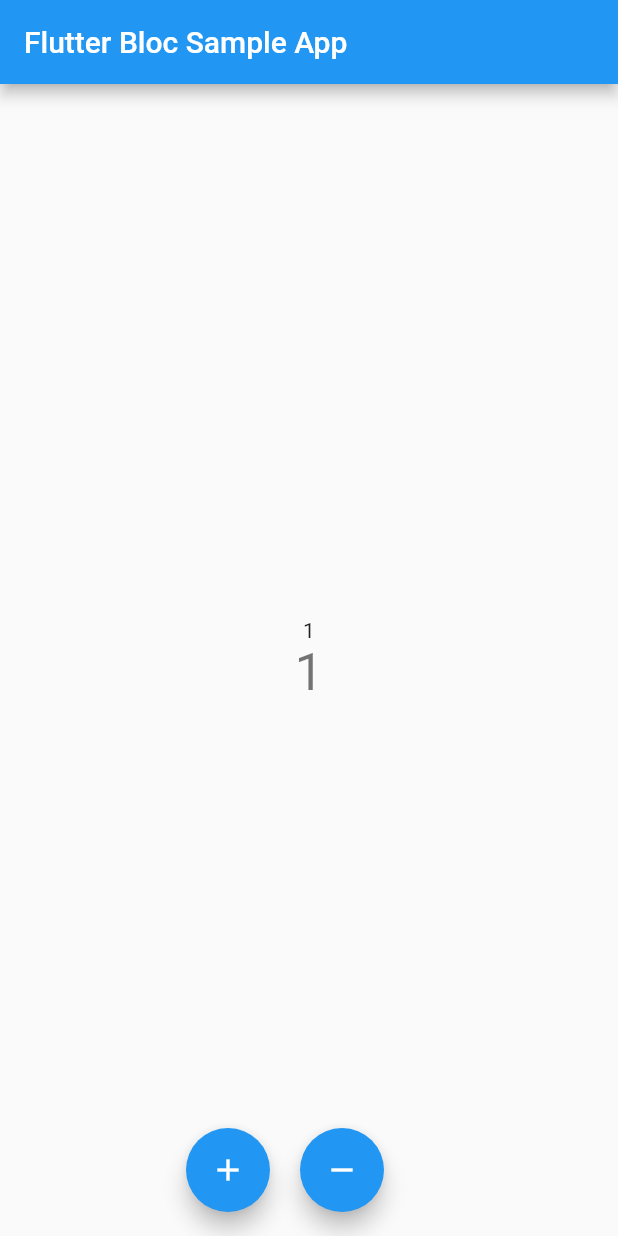
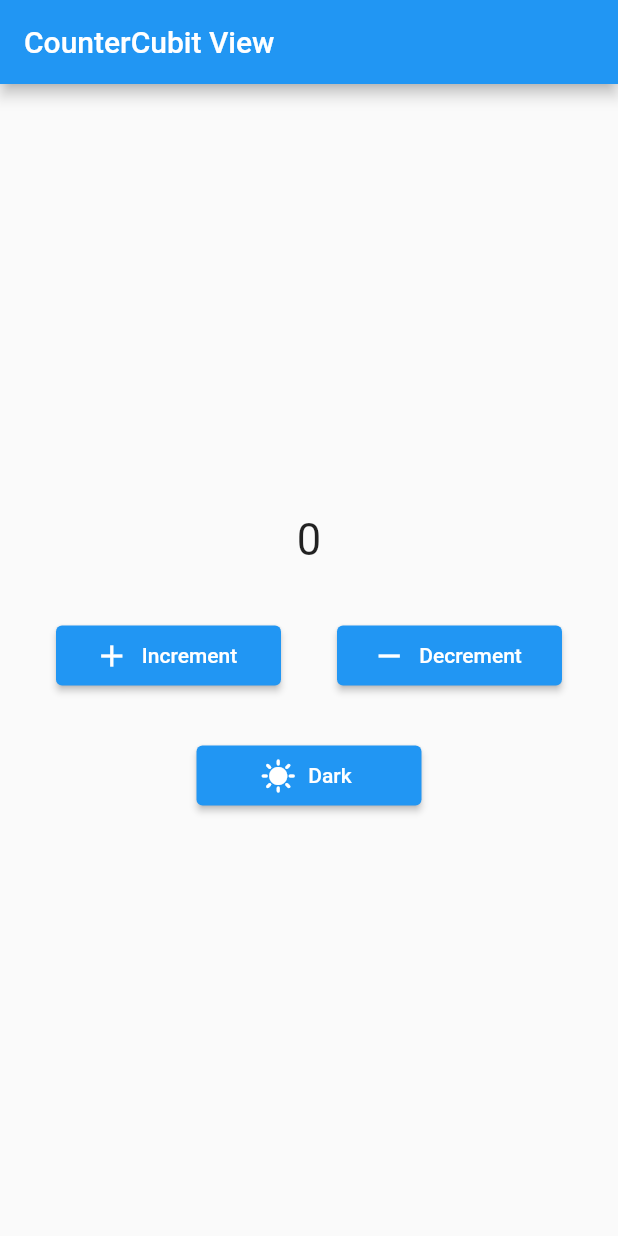
Before and after one commit to anivkuttan/Bloc, a Flutter app: the screen it shows after launch, on a phone screen of 412 x 824 dp. Run offline on Flutter 3.47's test engine with Material 2 defaults, Android fonts, the phone set to English and light mode, and no system bars; our stand-ins replace bloc, flutter_bloc.

Commit message:
Counter Cubit And Theme Added

```diff
--- /dev/null
+++ b/lib/cubit/Counter_Cubit/counter_cubit_view.dart
@@ -0,0 +1,79 @@
+import 'package:bloc_sample/cubit/Counter_Cubit/theme_cubit_cubit.dart';
+import 'package:flutter/material.dart';
+import 'package:flutter_bloc/flutter_bloc.dart';
+
+class CounterCubitView extends StatefulWidget {
+  const CounterCubitView({Key? key}) : super(key: key);
+
+  @override
+  State<CounterCubitView> createState() => _CounterCubitViewState();
+}
+
+class _CounterCubitViewState extends State<CounterCubitView> {
+  @override
+  Widget build(BuildContext context) {
+    return Scaffold(
+      appBar: AppBar(
+        title: const Text('CounterCubit View'),
+      ),
+      body: Center(
+          child: Column(
+        mainAxisAlignment: MainAxisAlignment.center,
+        children: [
+          BlocBuilder<ThemeCubit, ThemeCubitState>(
+            builder: (context, state) {
+              return Text(
+                "${state.counterValue}",
+                style: const TextStyle(fontSize: 29),
+              );
+            },
+          ),
+          const SizedBox(
+            height: 40,
+          ),
+          Row(
+            mainAxisAlignment: MainAxisAlignment.spaceEvenly,
+            children: [
+              SizedBox(
+                height: 40,
+                width: 150,
+                child: ElevatedButton.icon(
+                  label: const Text("Increment"),
+                  icon: const Icon(Icons.add),
+                  onPressed: () {
+                    context.read<ThemeCubit>().incrementCountCubit();
+                  },
+                ),
+              ),
+              SizedBox(
+                height: 40,
+                width: 150,
+                child: ElevatedButton.icon(
+                  label: const Text("Decrement"),
+                  icon: const Icon(Icons.remove),
+                  onPressed: () {
+                    context.read<ThemeCubit>().decrementCountCubit();
+                  },
+                ),
+              )
+            ],
+          ),
+          const SizedBox(
+            height: 40,
+          ),
+          SizedBox(
+            height: 40,
+            width: 150,
+            child: ElevatedButton.icon(
+              label: const Text("Dark"),
+              icon: const Icon(Icons.sunny),
+              onPressed: () {
+                context.read<ThemeCubit>().themeChange();
+              },
+            ),
+          ),
+        ],
+      )),
+    );
+  }
+}
--- /dev/null
+++ b/lib/cubit/Counter_Cubit/theme_cubit_cubit.dart
@@ -0,0 +1,39 @@
+import 'package:bloc/bloc.dart';
+import 'package:flutter/material.dart';
+
+part 'theme_cubit_state.dart';
+
+class ThemeCubit extends Cubit<ThemeCubitState> {
+  ThemeCubit()
+      : super(
+          ThemeCubitInitial(initialValue: 0, initialTheme: ThemeData.light()),
+        );
+
+  themeChange() {
+    if (state.theme == ThemeData.dark()) {
+      emit(
+        ThemeCubitInitial(
+            initialTheme: ThemeData.light(), initialValue: state.counterValue),
+      );
+    } else {
+      emit(
+        ThemeCubitInitial(
+            initialTheme: ThemeData.dark(), initialValue: state.counterValue),
+      );
+    }
+  }
+
+  incrementCountCubit() {
+    var counter = state.counterValue + 1;
+    emit(
+      CounterIncrementCubit(incrementValue: counter, currentTheme: state.theme),
+    );
+  }
+
+  decrementCountCubit() {
+    var counter = state.counterValue - 1;
+    emit(
+      CounterDecrementCubit(decrementValue: counter, currentTheme: state.theme),
+    );
+  }
+}
--- /dev/null
+++ b/lib/cubit/Counter_Cubit/theme_cubit_state.dart
@@ -0,0 +1,32 @@
+part of 'theme_cubit_cubit.dart';
+
+@immutable
+abstract class ThemeCubitState {
+  final ThemeData theme;
+  final int counterValue;
+  const ThemeCubitState({required this.counterValue, required this.theme});
+}
+
+class ThemeCubitInitial extends ThemeCubitState {
+  final int initialValue;
+  final ThemeData initialTheme;
+  const ThemeCubitInitial(
+      {required this.initialTheme, required this.initialValue})
+      : super(counterValue: initialValue, theme: initialTheme);
+}
+
+class CounterIncrementCubit extends ThemeCubitState {
+  final int incrementValue;
+  final ThemeData currentTheme;
+  const CounterIncrementCubit(
+      {required this.incrementValue, required this.currentTheme})
+      : super(counterValue: incrementValue, theme: currentTheme);
+}
+
+class CounterDecrementCubit extends ThemeCubitState {
+  final int decrementValue;
+  final ThemeData currentTheme;
+  const CounterDecrementCubit(
+      {required this.decrementValue, required this.currentTheme})
+      : super(counterValue: decrementValue, theme: currentTheme);
+}
--- a/lib/main.dart
+++ b/lib/main.dart
@@ -1,8 +1,9 @@
 import 'package:flutter/material.dart';
 import 'package:flutter_bloc/flutter_bloc.dart';
 
-import 'Bloc/CounterBloc/counter_bloc.dart';
-import 'Bloc/CounterBloc/counter_bloc_view.dart';
+import 'Bloc/Counter_Bloc/counter_bloc.dart';
+import 'cubit/Counter_Cubit/counter_cubit_view.dart';
+import 'cubit/Counter_Cubit/theme_cubit_cubit.dart';
 
 void main() {
   runApp(const MyApp());
@@ -13,14 +14,23 @@ class MyApp extends StatelessWidget {
 
   @override
   Widget build(BuildContext context) {
-    return MaterialApp(
-      title: 'Flutter Demo',
-      theme: ThemeData(
-        primarySwatch: Colors.blue,
-      ),
-      home: BlocProvider<CounterBloc>(
-        create: (context) => CounterBloc(),
-        child: const CounterBlocView(),
+    return MultiBlocProvider(
+      providers: [
+        BlocProvider<CounterBloc>(
+          create: (context) => CounterBloc(),
+        ),
+        BlocProvider<ThemeCubit>(
+          create: (context) => ThemeCubit(),
+        ),
+      ],
+      child: BlocBuilder<ThemeCubit, ThemeCubitState>(
+        builder: (context, state) {
+          return MaterialApp(
+            title: 'Flutter Demo',
+            theme: state.theme,
+            home: const CounterCubitView(),
+          );
+        },
       ),
     );
   }
```
Also changed, not shown: lib/Bloc/Counter_Bloc/counter_bloc.dart (renamed from lib/Bloc/CounterBloc/counter_bloc.dart), lib/Bloc/Counter_Bloc/counter_bloc_view.dart (renamed from lib/Bloc/CounterBloc/counter_bloc_view.dart), lib/Bloc/Counter_Bloc/counter_event.dart (renamed from lib/Bloc/CounterBloc/counter_event.dart), lib/Bloc/Counter_Bloc/counter_state.dart (renamed from lib/Bloc/CounterBloc/counter_state.dart).
